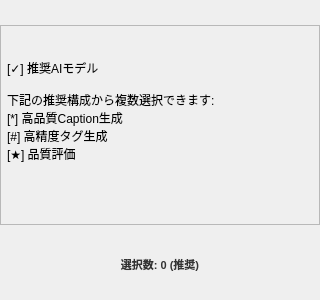
This is src/lorairo/gui/designer/ModelSelectionWidget.ui in NEXTAltair/LoRAIro as Qt 5 draws it before an edit. The edited form follows.
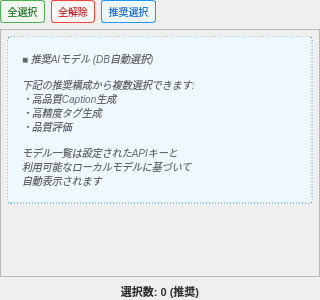
This is the edited form.

Commit message: fix: Phase 2変換で失われたUI構造を完全復元

Patch:
```diff
--- a/src/lorairo/gui/designer/ModelSelectionWidget.ui
+++ b/src/lorairo/gui/designer/ModelSelectionWidget.ui
@@ -13,6 +13,16 @@
   <property name="windowTitle">
    <string>Model Selection</string>
   </property>
+  <property name="styleSheet">
+   <string notr="true">/* Provider Group Label Style */
+.provider-group-label {
+    font-size: 9px;
+    font-weight: bold;
+    color: #666;
+    padding: 2px 0px;
+    margin: 4px 0px 2px 0px;
+}</string>
+  </property>
   <layout class="QVBoxLayout" name="mainLayout">
    <property name="spacing">
     <number>6</number>
@@ -29,6 +39,121 @@
    <property name="bottomMargin">
     <number>0</number>
    </property>
+   <item>
+    <widget class="QFrame" name="controlFrame">
+     <property name="frameShape">
+      <enum>QFrame::Shape::NoFrame</enum>
+     </property>
+     <layout class="QHBoxLayout" name="controlLayout">
+      <property name="spacing">
+       <number>6</number>
+      </property>
+      <property name="leftMargin">
+       <number>0</number>
+      </property>
+      <property name="topMargin">
+       <number>0</number>
+      </property>
+      <property name="rightMargin">
+       <number>0</number>
+      </property>
+      <property name="bottomMargin">
+       <number>0</number>
+      </property>
+      <item>
+       <widget class="QPushButton" name="btnSelectAll">
+        <property name="maximumSize">
+         <size>
+          <width>55</width>
+          <height>24</height>
+         </size>
+        </property>
+        <property name="text">
+         <string>全選択</string>
+        </property>
+        <property name="styleSheet">
+         <string notr="true">QPushButton {
+    font-size: 10px;
+    padding: 3px 6px;
+    border: 1px solid #4CAF50;
+    border-radius: 3px;
+    background-color: #f0f8f0;
+    color: #2E7D32;
+}
+QPushButton:hover { background-color: #e8f5e8; }
+QPushButton:pressed { background-color: #4CAF50; color: white; }</string>
+        </property>
+       </widget>
+      </item>
+      <item>
+       <widget class="QPushButton" name="btnDeselectAll">
+        <property name="maximumSize">
+         <size>
+          <width>55</width>
+          <height>24</height>
+         </size>
+        </property>
+        <property name="text">
+         <string>全解除</string>
+        </property>
+        <property name="styleSheet">
+         <string notr="true">QPushButton {
+    font-size: 10px;
+    padding: 3px 6px;
+    border: 1px solid #f44336;
+    border-radius: 3px;
+    background-color: #fff8f8;
+    color: #c62828;
+}
+QPushButton:hover { background-color: #ffebee; }
+QPushButton:pressed { background-color: #f44336; color: white; }</string>
+        </property>
+       </widget>
+      </item>
+      <item>
+       <widget class="QPushButton" name="btnSelectRecommended">
+        <property name="maximumSize">
+         <size>
+          <width>65</width>
+          <height>24</height>
+         </size>
+        </property>
+        <property name="toolTip">
+         <string>推奨モデルを自動選択</string>
+        </property>
+        <property name="text">
+         <string>推奨選択</string>
+        </property>
+        <property name="styleSheet">
+         <string notr="true">QPushButton {
+    font-size: 10px;
+    padding: 3px 6px;
+    border: 1px solid #2196F3;
+    border-radius: 3px;
+    background-color: #f0f8ff;
+    color: #1976D2;
+}
+QPushButton:hover { background-color: #e3f2fd; }
+QPushButton:pressed { background-color: #2196F3; color: white; }</string>
+        </property>
+       </widget>
+      </item>
+      <item>
+       <spacer name="controlSpacer">
+        <property name="orientation">
+         <enum>Qt::Orientation::Horizontal</enum>
+        </property>
+        <property name="sizeHint" stdset="0">
+         <size>
+          <width>40</width>
+          <height>20</height>
+         </size>
+        </property>
+       </spacer>
+      </item>
+     </layout>
+    </widget>
+   </item>
    <item>
     <widget class="QScrollArea" name="scrollArea">
      <property name="minimumSize">
@@ -37,11 +162,17 @@
        <height>80</height>
       </size>
      </property>
-     <property name="maximumSize">
-      <size>
-       <width>16777215</width>
-       <height>200</height>
-      </size>
+     <property name="sizePolicy">
+      <sizepolicy hsizetype="Preferred" vsizetype="Expanding">
+       <horstretch>0</horstretch>
+       <verstretch>1</verstretch>
+      </sizepolicy>
+     </property>
+     <property name="frameShape">
+      <enum>QFrame::Shape::StyledPanel</enum>
+     </property>
+     <property name="frameShadow">
+      <enum>QFrame::Shadow::Sunken</enum>
      </property>
      <property name="verticalScrollBarPolicy">
       <enum>Qt::ScrollBarPolicy::ScrollBarAsNeeded</enum>
@@ -79,18 +210,17 @@
        </property>
        <item>
         <widget class="QLabel" name="placeholderLabel">
-         <property name="styleSheet">
-          <string notr="true" />
-         </property>
          <property name="text">
-          <string>[✓] 推奨AIモデル
+          <string>■ 推奨AIモデル (DB自動選択)
 
 下記の推奨構成から複数選択できます:
-[*] 高品質Caption生成
-[#] 高精度タグ生成
-[★] 品質評価
+・高品質Caption生成
+・高精度タグ生成
+・品質評価
 
-</string>
+モデル一覧は設定されたAPIキーと
+利用可能なローカルモデルに基づいて
+自動表示されます</string>
          </property>
          <property name="alignment">
           <set>Qt::AlignmentFlag::AlignTop</set>
@@ -104,8 +234,33 @@
            <verstretch>0</verstretch>
           </sizepolicy>
          </property>
+         <property name="styleSheet">
+          <string notr="true">QLabel {
+    color: #666;
+    font-style: italic;
+    padding: 12px;
+    font-size: 10px;
+    line-height: 1.3;
+    background-color: #f0f8ff;
+    border: 1px dashed #2196F3;
+    border-radius: 4px;
+}</string>
+         </property>
         </widget>
        </item>
+       <item>
+        <spacer name="verticalSpacer">
+         <property name="orientation">
+          <enum>Qt::Orientation::Vertical</enum>
+         </property>
+         <property name="sizeHint" stdset="0">
+          <size>
+           <width>20</width>
+           <height>40</height>
+          </size>
+         </property>
+        </spacer>
+       </item>
       </layout>
      </widget>
     </widget>
```
Left out of the diff: 62 changed lines with no effect on the pictures. The commit also changes 3 other files.
